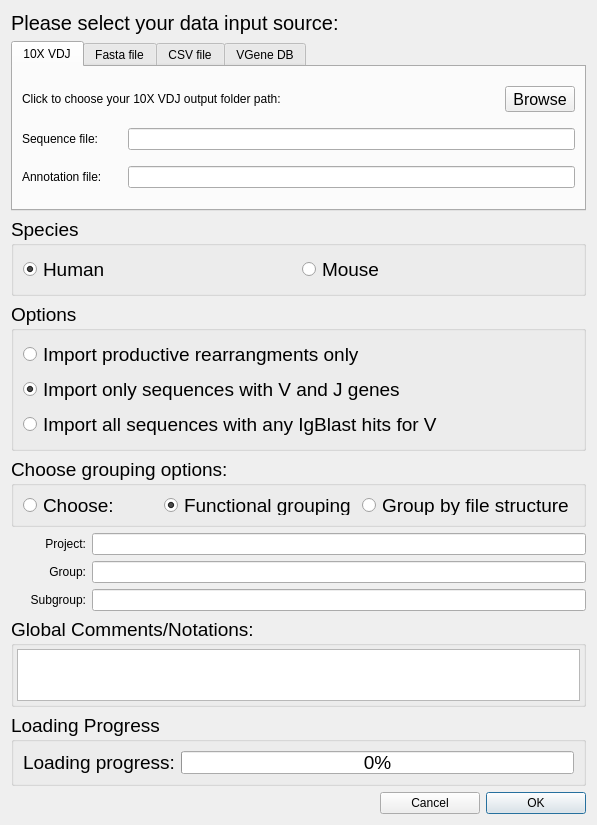
WilsonImmunologyLab/VGenes, file import_data_dialog.ui: the form before one commit.
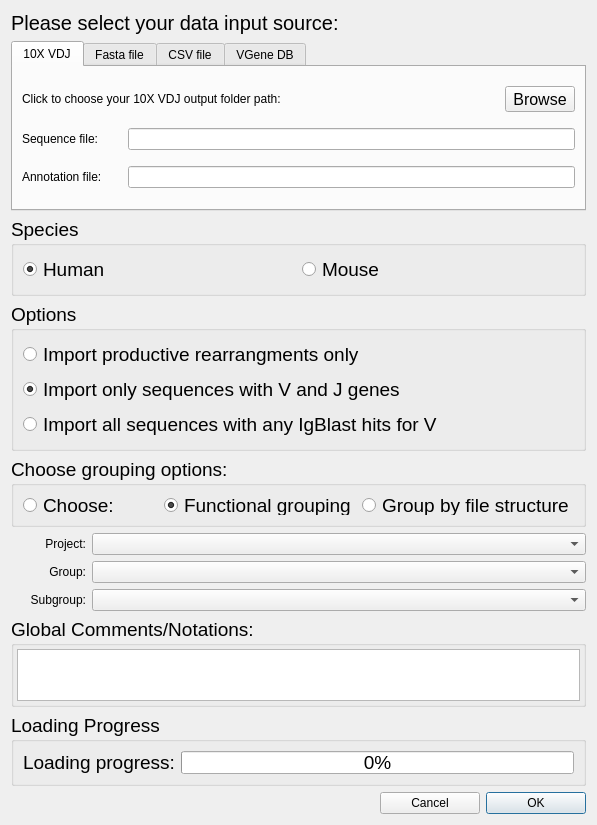
The form after the commit.

Commit message:
update data import UI
not finished yet

```diff
--- a/import_data_dialog.ui
+++ b/import_data_dialog.ui
@@ -594,13 +594,13 @@
     </widget>
    </item>
    <item row="7" column="1" colspan="3">
-    <widget class="QLineEdit" name="lineEditSubGroup"/>
+    <widget class="QComboBox" name="comboBoxSubgroup"/>
    </item>
    <item row="6" column="1" colspan="3">
-    <widget class="QLineEdit" name="lineEditGroup"/>
+    <widget class="QComboBox" name="comboBoxGroup"/>
    </item>
    <item row="5" column="1" colspan="3">
-    <widget class="QLineEdit" name="lineEditProject"/>
+    <widget class="QComboBox" name="comboBoxProject"/>
    </item>
   </layout>
  </widget>
```
The commit also changes 9 other files.
